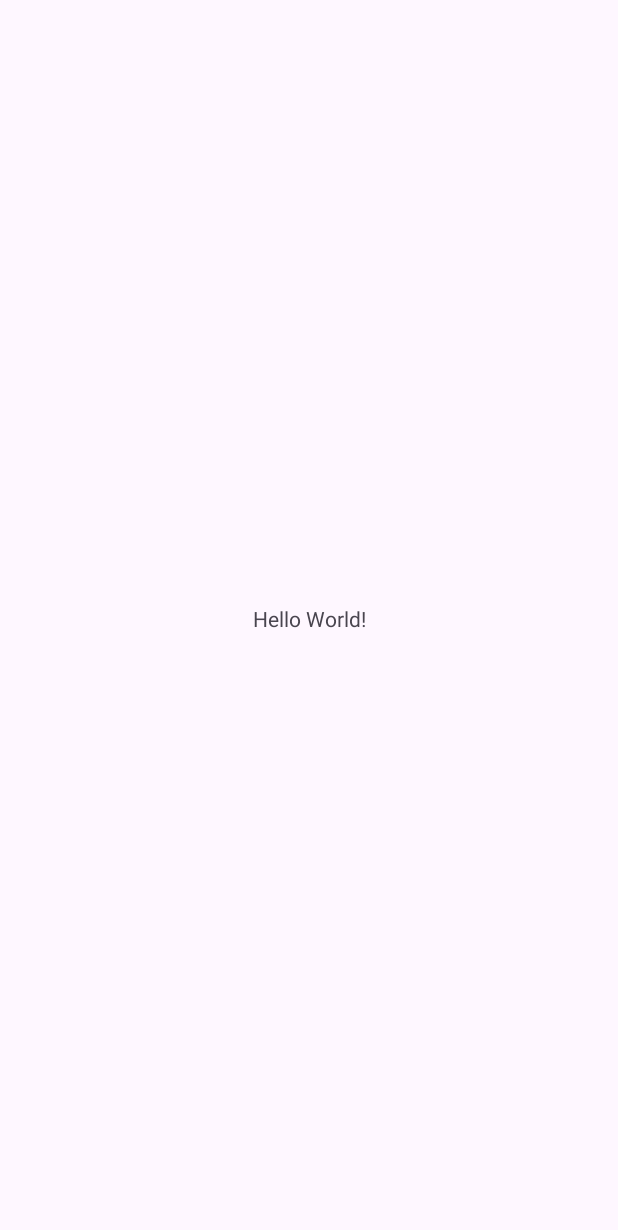
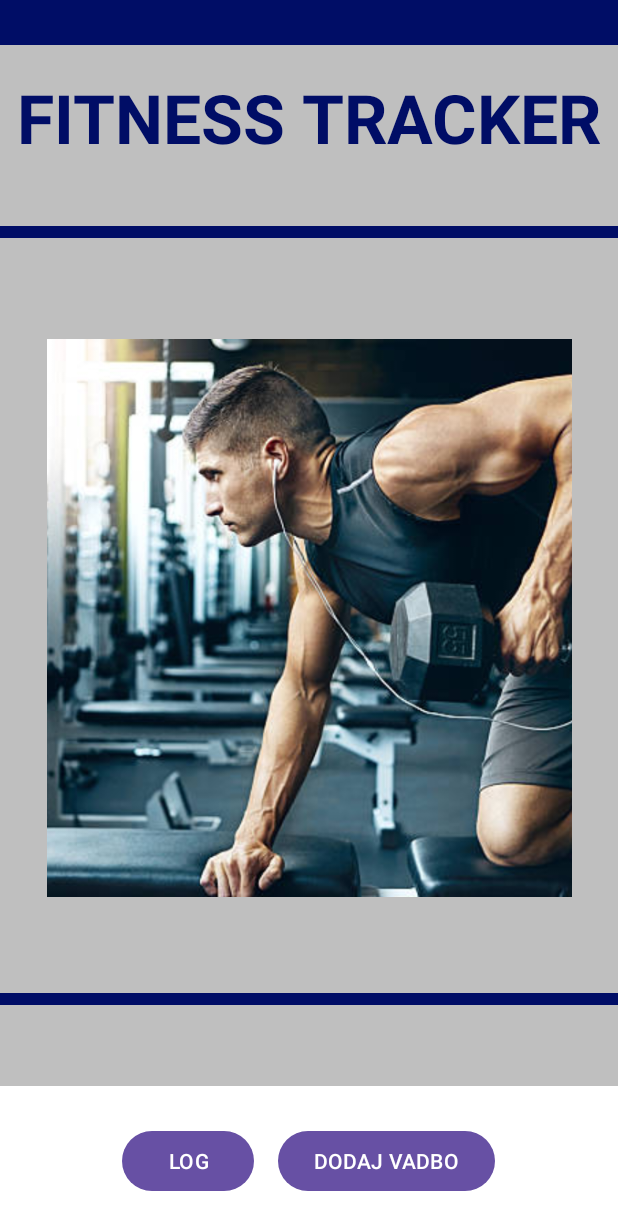
Before and after one commit to JakobSimcic/WorkoutLoggerEMP, an Android app: the screen it shows after launch (MainActivity), on a phone screen of 412 x 824 dp. Before the commit the part shown is almost empty. Shown: the top 1230 px of the screen. Run offline under Robolectric (Android 15) with nearby library versions, the phone set to English and light mode, and no system bars.

Commit message:
Dodajanje main page, log in addactivity.

```diff
--- a/app/src/main/AndroidManifest.xml
+++ b/app/src/main/AndroidManifest.xml
@@ -21,6 +21,8 @@
                 <category android:name="android.intent.category.LAUNCHER" />
             </intent-filter>
         </activity>
+        <activity android:name=".AddWorkoutActivity" />
+        <activity android:name=".LogActivity" />
     </application>
 
 </manifest>
--- a/app/src/main/java/com/example/fitnesstrackeremp/MainActivity.kt
+++ b/app/src/main/java/com/example/fitnesstrackeremp/MainActivity.kt
@@ -1,20 +1,27 @@
 package com.example.fitnesstrackeremp
 
+import android.content.Intent
 import android.os.Bundle
-import androidx.activity.enableEdgeToEdge
 import androidx.appcompat.app.AppCompatActivity
-import androidx.core.view.ViewCompat
-import androidx.core.view.WindowInsetsCompat
+import android.widget.Button
 
 class MainActivity : AppCompatActivity() {
+
     override fun onCreate(savedInstanceState: Bundle?) {
         super.onCreate(savedInstanceState)
-        enableEdgeToEdge()
         setContentView(R.layout.activity_main)
-        ViewCompat.setOnApplyWindowInsetsListener(findViewById(R.id.main)) { v, insets ->
-            val systemBars = insets.getInsets(WindowInsetsCompat.Type.systemBars())
-            v.setPadding(systemBars.left, systemBars.top, systemBars.right, systemBars.bottom)
-            insets
+
+        val btnLog = findViewById<Button>(R.id.btnLog)
+        val btnAddWorkout = findViewById<Button>(R.id.btnAddWorkout)
+
+        btnLog.setOnClickListener {
+            val intent = Intent(this, LogActivity::class.java)
+            startActivity(intent)
+        }
+
+        btnAddWorkout.setOnClickListener {
+            val intent = Intent(this, AddWorkoutActivity::class.java)
+            startActivity(intent)
         }
     }
 }
--- a/app/src/main/res/layout/activity_main.xml
+++ b/app/src/main/res/layout/activity_main.xml
@@ -1,19 +1,112 @@
 <?xml version="1.0" encoding="utf-8"?>
-<androidx.constraintlayout.widget.ConstraintLayout xmlns:android="http://schemas.android.com/apk/res/android"
+<androidx.constraintlayout.widget.ConstraintLayout
+    xmlns:android="http://schemas.android.com/apk/res/android"
     xmlns:app="http://schemas.android.com/apk/res-auto"
     xmlns:tools="http://schemas.android.com/tools"
-    android:id="@+id/main"
     android:layout_width="match_parent"
     android:layout_height="match_parent"
-    tools:context=".MainActivity">
+    android:background="@color/lightGray">
+
 
     <TextView
+        android:id="@+id/tvTitle"
         android:layout_width="wrap_content"
         android:layout_height="wrap_content"
-        android:text="Hello World!"
+        android:layout_marginTop="48dp"
+        android:text="FITNESS TRACKER"
+        android:textColor="@color/blue"
+        android:textSize="45sp"
+        android:textStyle="bold"
+        app:layout_constraintEnd_toEndOf="parent"
+        app:layout_constraintStart_toStartOf="parent"
+        app:layout_constraintTop_toTopOf="parent" />
+
+    <androidx.recyclerview.widget.RecyclerView
+        android:id="@+id/recyclerView"
+        android:layout_width="0dp"
+        android:layout_height="0dp"
+        android:layout_marginTop="16dp"
+        android:layout_marginBottom="80dp"
+        app:layout_constraintTop_toBottomOf="@id/tvTitle"
+        app:layout_constraintStart_toStartOf="parent"
+        app:layout_constraintEnd_toEndOf="parent"
+        app:layout_constraintBottom_toTopOf="parent"
+        tools:listitem="@layout/item_workout" />
+
+    <View
+        android:id="@+id/horizontalLine"
+        android:layout_width="match_parent"
+        android:layout_height="8dp"
+        android:background="@color/blue"
+        app:layout_constraintBottom_toBottomOf="parent"
+        app:layout_constraintEnd_toEndOf="parent"
+        app:layout_constraintHorizontal_bias="0.0"
+        app:layout_constraintVertical_bias="0.185"
+        app:layout_constraintStart_toStartOf="parent"
+        app:layout_constraintTop_toTopOf="parent" />
+
+    <View
+        android:id="@+id/horizontalLine2"
+        android:layout_width="match_parent"
+        android:layout_height="8dp"
+        android:background="@color/blue"
+        app:layout_constraintBottom_toBottomOf="parent"
+        app:layout_constraintEnd_toEndOf="parent"
+        app:layout_constraintHorizontal_bias="0.0"
+        app:layout_constraintVertical_bias="0.811"
+        app:layout_constraintStart_toStartOf="parent"
+        app:layout_constraintTop_toTopOf="parent" />
+
+    <View
+        android:id="@+id/horizontalLine3"
+        android:layout_width="match_parent"
+        android:layout_height="30dp"
+        android:background="@color/blue"
+        app:layout_constraintBottom_toBottomOf="parent"
+        app:layout_constraintEnd_toEndOf="parent"
+        app:layout_constraintHorizontal_bias="0.0"
+        app:layout_constraintVertical_bias="0"
+        app:layout_constraintStart_toStartOf="parent"
+        app:layout_constraintTop_toTopOf="parent" />
+
+    <ImageView
+        android:id="@+id/myImageView"
+        android:layout_width="350dp"
+        android:layout_height="372dp"
+        android:layout_margin="16dp"
+        android:contentDescription="Main Page Image"
+        android:scaleType="centerCrop"
+        android:src="@drawable/main_page"
         app:layout_constraintBottom_toBottomOf="parent"
         app:layout_constraintEnd_toEndOf="parent"
         app:layout_constraintStart_toStartOf="parent"
         app:layout_constraintTop_toTopOf="parent" />
 
+    <LinearLayout
+        android:id="@+id/bottomMenu"
+        android:layout_width="0dp"
+        android:layout_height="100dp"
+        android:orientation="horizontal"
+        android:background="@color/white"
+        android:gravity="center"
+        app:layout_constraintBottom_toBottomOf="parent"
+        app:layout_constraintStart_toStartOf="parent"
+        app:layout_constraintEnd_toEndOf="parent">
+
+        <Button
+            android:id="@+id/btnLog"
+            android:layout_width="wrap_content"
+            android:layout_height="wrap_content"
+            android:text="LOG"
+            android:layout_margin="8dp" />
+
+
+        <Button
+            android:id="@+id/btnAddWorkout"
+            android:layout_width="wrap_content"
+            android:layout_height="wrap_content"
+            android:text="DODAJ VADBO"
+            android:layout_margin="8dp" />
+    </LinearLayout>
+
 </androidx.constraintlayout.widget.ConstraintLayout>
--- a/app/src/main/res/values/colors.xml
+++ b/app/src/main/res/values/colors.xml
@@ -2,4 +2,7 @@
 <resources>
     <color name="black">#FF000000</color>
     <color name="white">#FFFFFFFF</color>
+    <color name="lightGray">#BFBFBF</color>
+    <color name="primaryColor">#000D66</color>
+    <color name="blue">#000D66</color>
 </resources>
--- /dev/null
+++ b/build.gradle.kts
@@ -0,0 +1,5 @@
+// Top-level build file where you can add configuration options common to all sub-projects/modules.
+plugins {
+    alias(libs.plugins.android.application) apply false
+    alias(libs.plugins.kotlin.android) apply false
+}
```
Also changed, not shown: app/src/main/java/com/example/fitnesstrackeremp/AddWorkoutActivity.kt (added, +13 -0 lines), app/src/main/java/com/example/fitnesstrackeremp/LogActivity.kt (added, +13 -0 lines), app/src/main/res/layout/activity_addworkout.xml (added, +21 -0 lines), app/src/main/res/layout/activity_log.xml (added, +21 -0 lines), gradle.properties (added, +23 -0 lines), gradle/libs.versions.toml (added, +25 -0 lines), settings.gradle.kts (added, +23 -0 lines), app/src/main/res/drawable/main_page.jpg (added), gradle/wrapper/gradle-wrapper.properties (added), 4 other files.
